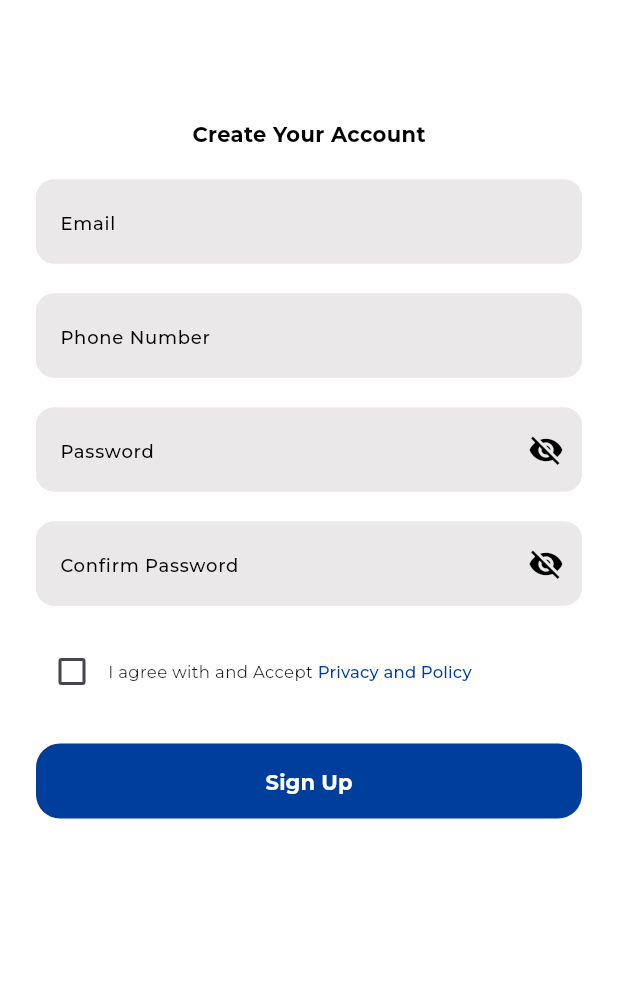
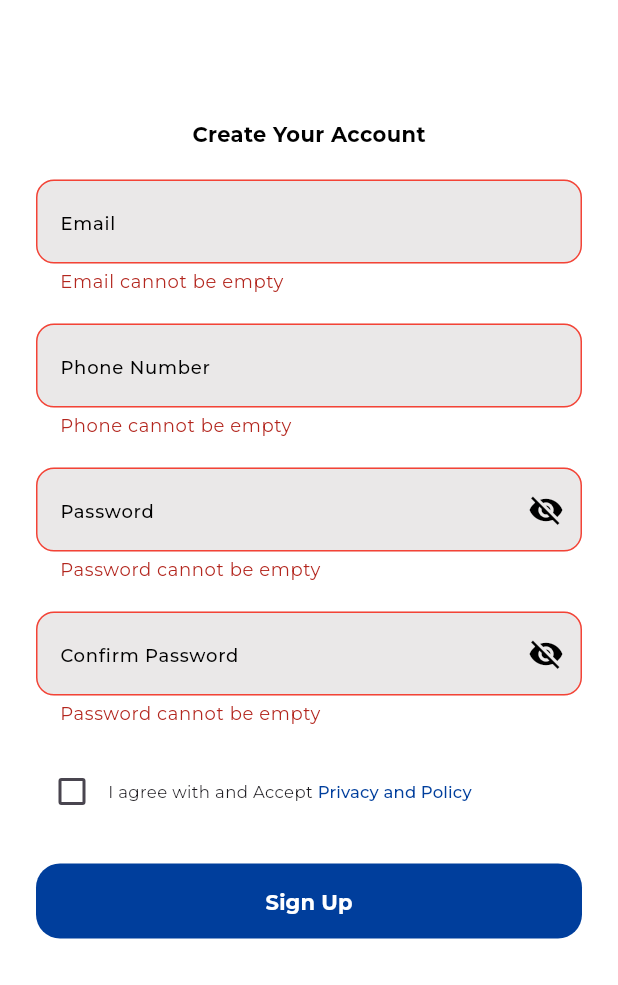
Before and after one commit to tasneem-gamal/Health_Assistant, a Flutter app: the SignUpView screen opened directly, after a tap on "Sign Up", on a phone screen of 412 x 824 dp, the part 251-1236 px from its top. Run offline on Flutter 3.47's test engine with Material 3 defaults, Android fonts, the phone set to English and light mode, and no system bars; our stand-ins replace get, responsive_framework.

Commit message:
add sign up validations

```diff
--- a/lib/presentation/view/widgets/auth/login/login_form.dart
+++ b/lib/presentation/view/widgets/auth/login/login_form.dart
@@ -18,6 +18,8 @@ class _LoginFormState extends State<LoginForm> {
 
   final GlobalKey<FormState> loginFormKey = GlobalKey();
   AutovalidateMode autovalidateMode = AutovalidateMode.disabled;
+  final TextEditingController passwordController = TextEditingController();
+  final TextEditingController emailController = TextEditingController();
   bool isObsecureText = true;
 
   @override
@@ -35,11 +37,13 @@ class _LoginFormState extends State<LoginForm> {
           verticalSpace(context, 20),
           CustomTextFormField(
             validator: emailValidate,
+            controller: emailController,
             hintText: 'Email'
           ),
           verticalSpace(context, 20),
           CustomTextFormField(
             validator: passwordValidate,
+            controller: passwordController,
             hintText: 'Password',
             suffixIcon: GestureDetector(
             onTap: () {
--- a/lib/presentation/view/widgets/auth/sign_up/sign_up_form.dart
+++ b/lib/presentation/view/widgets/auth/sign_up/sign_up_form.dart
@@ -1,5 +1,6 @@
 import 'package:flutter/material.dart';
 import 'package:get/get_rx/src/rx_types/rx_types.dart';
+import 'package:health_assistant/core/utils/app_regex.dart';
 import 'package:health_assistant/core/utils/spacing.dart';
 import 'package:health_assistant/core/widgets/custom_app_button.dart';
 import 'package:health_assistant/core/widgets/custom_text_form_field.dart';
@@ -7,7 +8,7 @@ import 'package:health_assistant/presentation/view/widgets/auth/sign_up/privacy_
 import 'package:health_assistant/core/theming/styles.dart';
 
 
-class SignUpForm extends StatelessWidget {
+class SignUpForm extends StatefulWidget {
   const SignUpForm({
     super.key,
     required this.isChecked,
@@ -16,9 +17,25 @@ class SignUpForm extends StatelessWidget {
   final RxBool isChecked;
 
   @override
+  State<SignUpForm> createState() => _SignUpFormState();
+}
+
+class _SignUpFormState extends State<SignUpForm> {
+
+  final TextEditingController passwordConfirmController = TextEditingController();
+  final TextEditingController passwordController = TextEditingController();
+  final TextEditingController emailController = TextEditingController();
+  final TextEditingController phoneController = TextEditingController();
+  AutovalidateMode autovalidateMode = AutovalidateMode.disabled;
+  final GlobalKey<FormState> signUpFormKey = GlobalKey();
+  bool isObsecureText = true;
+  bool isPasswordConfirmationObscureText = true;
+
+  @override
   Widget build(BuildContext context) {
     return Form(
-      key: GlobalKey(),
+      key: signUpFormKey,
+      autovalidateMode: autovalidateMode,
       child: Column(
         children: [
           Text(
@@ -28,35 +45,103 @@ class SignUpForm extends StatelessWidget {
           ),
           verticalSpace(context, 20),
           CustomTextFormField(
-              validator: (validator) {},
+              validator: emailValidate,
+              controller: emailController,
               hintText: 'Email'
             ),
           verticalSpace(context, 20),
           CustomTextFormField(
-            validator: (validator) {},
+            validator: phoneValidate,
+            controller: phoneController,
             hintText: 'Phone Number',
           ),
           verticalSpace(context, 20),
           CustomTextFormField(
-            validator: (validator) {},
+            validator: passwordValidate,
+            controller: passwordController,
             hintText: 'Password',
-            suffixIcon: const Icon(Icons.visibility_off),
+            suffixIcon: GestureDetector(
+                onTap: () {
+                  setState(() {
+                    isObsecureText = !isObsecureText;
+                  });
+                },
+                child: Icon(
+                  isObsecureText ? Icons.visibility_off : Icons.visibility,
+                )),
           ),
           verticalSpace(context, 20),
           CustomTextFormField(
-            validator: (validator) {},
+            validator: confirmPasswordValidate,
+            controller: passwordConfirmController,
             hintText: 'Confirm Password',
-            suffixIcon: const Icon(Icons.visibility_off),
+            suffixIcon: GestureDetector(
+                onTap: () {
+                  setState(() {
+                    isPasswordConfirmationObscureText = !isPasswordConfirmationObscureText;
+                  });
+                },
+                child: Icon(
+                  isPasswordConfirmationObscureText ? Icons.visibility_off : Icons.visibility,
+                )),
           ),
           verticalSpace(context, 20),
-          PrivacyPolicyCheckBox(isChecked: isChecked),
+          PrivacyPolicyCheckBox(isChecked: widget.isChecked),
           verticalSpace(context, 24),
           CustomAppButton(
             btnText: 'Sign Up',
-            onPressed: (){},
+            onPressed: (){
+              validateThenSignUp(context);
+            },
           ),
         ],
       ),
     );
   }
+
+    emailValidate(value) {
+    if (value == null || value.isEmpty) {
+      return 'Email cannot be empty';
+    }
+    if (!AppRegex.isEmailValid(value)) {
+      return 'Enter a valid email address';
+    }
+  }
+
+  passwordValidate(value) {
+    if (value == null || value.isEmpty) {
+      return 'Password cannot be empty';
+    }
+    if (!AppRegex.hasLowerCase(value) &&
+        !AppRegex.hasMinLength(value) &&
+        !AppRegex.isPasswordValid(value) &&
+        !AppRegex.hasSpecialCharacter(value)) {
+      return "Enter a valid password: at least 8 characters,\nincluding one lowercase letter and one special char.";
+    }
+  }
+
+      phoneValidate(value) {
+    if (value == null || value.isEmpty) {
+      return 'Phone cannot be empty';
+    }
+    if (!AppRegex.isPhoneNumberValid(value)) {
+      return 'Enter a valid Phone Number';
+    }
+  }
+
+    confirmPasswordValidate(value) {
+    if (value == null || value.isEmpty) {
+      return 'Password cannot be empty';
+    }
+    if (value != passwordController.text) {
+      return 'Passwords do not match';
+    }
+    return null;
+  }
+
+    void validateThenSignUp(BuildContext context){
+    if(signUpFormKey.currentState!.validate()){
+
+    }
+  }
 }
```
